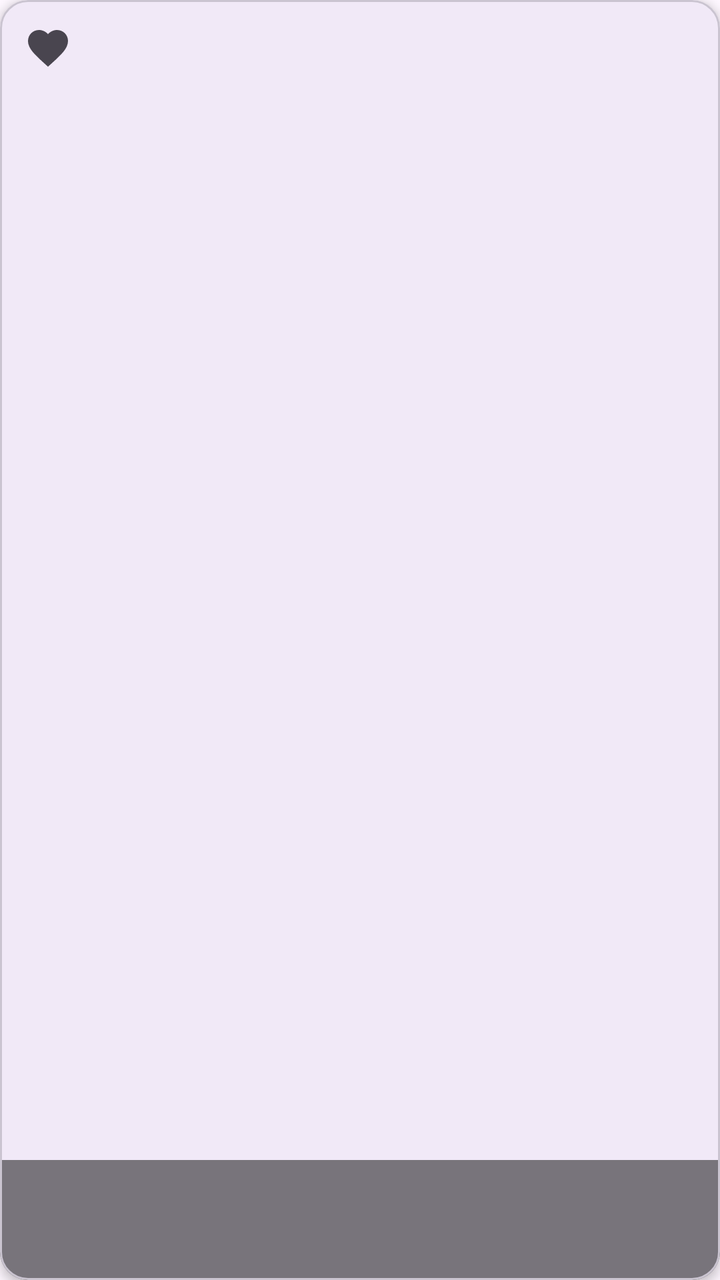
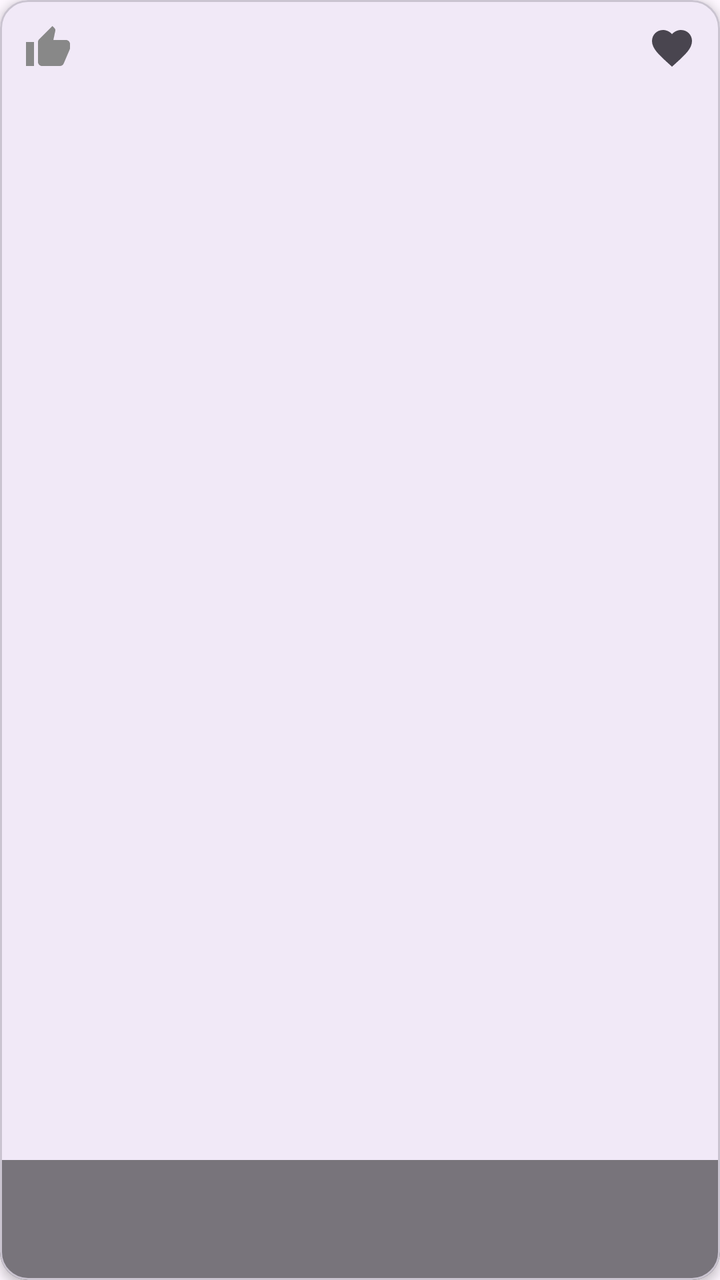

Before-and-after screenshots of an Android layout around one commit, followed by the original layout XML and the change that was made.
<!-- AndroidManifest.xml: application theme Theme.Traveling -->
<!-- res/layout/item_explore_card.xml -->
<?xml version="1.0" encoding="utf-8"?>
<com.google.android.material.card.MaterialCardView xmlns:android="http://schemas.android.com/apk/res/android"
    xmlns:app="http://schemas.android.com/apk/res-auto"
    android:layout_width="180dp"
    android:layout_height="140dp"
    android:layout_marginEnd="12dp"
    app:cardCornerRadius="14dp"
    app:cardElevation="3dp">

    <FrameLayout
        android:layout_width="match_parent"
        android:layout_height="match_parent">

        <ImageView
            android:id="@+id/card_image"
            android:layout_width="match_parent"
            android:layout_height="match_parent"
            android:scaleType="centerCrop"
            android:contentDescription="@null" />

        
        <View
            android:layout_width="match_parent"
            android:layout_height="60dp"
            android:layout_gravity="bottom"
            android:background="#80000000" />

        
        <ImageButton
            android:id="@+id/card_like"
            android:layout_width="32dp"
            android:layout_height="32dp"
            android:layout_margin="8dp"
            android:background="?attr/selectableItemBackgroundBorderless"
            android:src="@drawable/ic_favorite"
            android:scaleType="centerInside"
            android:contentDescription="Like" />

        
        <LinearLayout
            android:layout_width="match_parent"
            android:layout_height="wrap_content"
            android:layout_gravity="bottom"
            android:orientation="horizontal"
            android:padding="10dp"
            android:gravity="center_vertical">

            <TextView
                android:id="@+id/card_title"
                android:layout_width="0dp"
                android:layout_height="wrap_content"
                android:layout_weight="1"
                android:textColor="@android:color/white"
                android:textStyle="bold"
                android:textSize="13sp"
                android:maxLines="1"
                android:ellipsize="end" />

            <TextView
                android:id="@+id/card_likes"
                android:layout_width="wrap_content"
                android:layout_height="wrap_content"
                android:textColor="@android:color/white"
                android:textSize="11sp" />
        </LinearLayout>
    </FrameLayout>
</com.google.android.material.card.MaterialCardView>
<!-- resources referenced by this layout -->
<resources>
  <!-- drawable ic_favorite (drawable) -->
  <?xml version="1.0" encoding="utf-8"?>
  <vector xmlns:android="http://schemas.android.com/apk/res/android"
      android:width="24dp"
      android:height="24dp"
      android:viewportWidth="24"
      android:viewportHeight="24"
      android:tint="?attr/colorControlNormal">
      <path
          android:fillColor="@android:color/white"
          android:pathData="M12,21.35l-1.45,-1.32C5.4,15.36 2,12.28 2,8.5 2,5.42 4.42,3 7.5,3c1.74,0 3.41,0.81 4.5,2.09C13.09,3.81 14.76,3 16.5,3 19.58,3 22,5.42 22,8.5c0,3.78 -3.4,6.86 -8.55,11.54L12,21.35z" />
  </vector>
  <style name="Theme.Traveling" parent="Base.Theme.Traveling" />
  <style name="Base.Theme.Traveling" parent="Theme.Material3.DayNight.NoActionBar">
          
          
      </style>
</resources>

<!-- the commit's change to res/layout/item_explore_card.xml (unified diff, before → after) -->
@@ -32,9 +32,21 @@
             android:layout_height="32dp"
             android:layout_margin="8dp"
             android:background="?attr/selectableItemBackgroundBorderless"
+            android:src="@drawable/ic_thumb_up"
+            android:scaleType="centerInside"
+            android:contentDescription="Like" />
+
+        
+        <ImageButton
+            android:id="@+id/card_favorite"
+            android:layout_width="32dp"
+            android:layout_height="32dp"
+            android:layout_margin="8dp"
+            android:layout_gravity="top|end"
+            android:background="?attr/selectableItemBackgroundBorderless"
             android:src="@drawable/ic_favorite"
             android:scaleType="centerInside"
-            android:contentDescription="Like" />
+            android:contentDescription="Favori" />
 
         
         <LinearLayout
<!-- resource entries referenced after the edit -->
@@ -12,6 +12,17 @@
           android:fillColor="@android:color/white"
           android:pathData="M12,21.35l-1.45,-1.32C5.4,15.36 2,12.28 2,8.5 2,5.42 4.42,3 7.5,3c1.74,0 3.41,0.81 4.5,2.09C13.09,3.81 14.76,3 16.5,3 19.58,3 22,5.42 22,8.5c0,3.78 -3.4,6.86 -8.55,11.54L12,21.35z" />
   </vector>
+  <!-- drawable ic_thumb_up (drawable) -->
+  <?xml version="1.0" encoding="utf-8"?>
+  <vector xmlns:android="http://schemas.android.com/apk/res/android"
+      android:width="24dp"
+      android:height="24dp"
+      android:viewportWidth="24"
+      android:viewportHeight="24">
+      <path
+          android:fillColor="#888888"
+          android:pathData="M1,21h4V9H1v12zm22-11c0-1.1-0.9-2-2-2h-6.31l0.95-4.57 0.03-0.32c0-0.41-0.17-0.79-0.44-1.06L14.17,1 7.59,7.59C7.22,7.95 7,8.45 7,9v10c0,1.1 0.9,2 2,2h9c0.83,0 1.54-0.5 1.84-1.22l3.02-7.05C22.95,12.5 23,12.26 23,12z" />
+  </vector>
   <style name="Theme.Traveling" parent="Base.Theme.Traveling" />
   <style name="Base.Theme.Traveling" parent="Theme.Material3.DayNight.NoActionBar">
           
